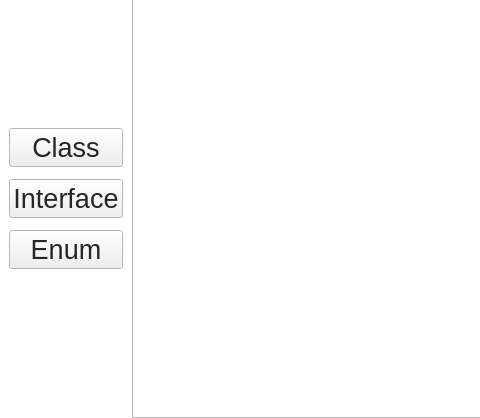
Trifsoft/diagrampp, file src/ui/Board.ui: the form before one commit; both pictures show x 0 to 480 and y 302 to 720 of the 1280 by 720 pixel window.
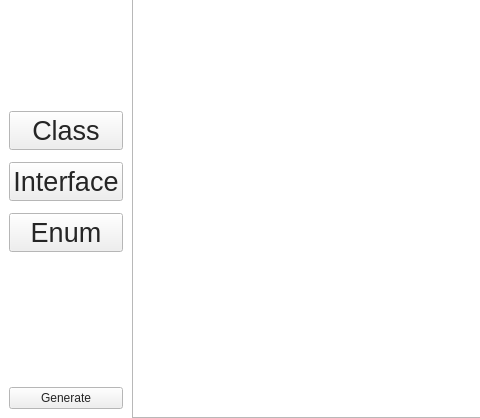
The form after the commit. Icons and pictures are not drawn.

The edit to the form file:
```diff
--- a/src/ui/Board.ui
+++ b/src/ui/Board.ui
@@ -413,6 +413,13 @@
           </property>
          </spacer>
         </item>
+        <item>
+         <widget class="QPushButton" name="generate_project">
+          <property name="text">
+           <string>Generate</string>
+          </property>
+         </widget>
+        </item>
        </layout>
       </widget>
      </item>
```
